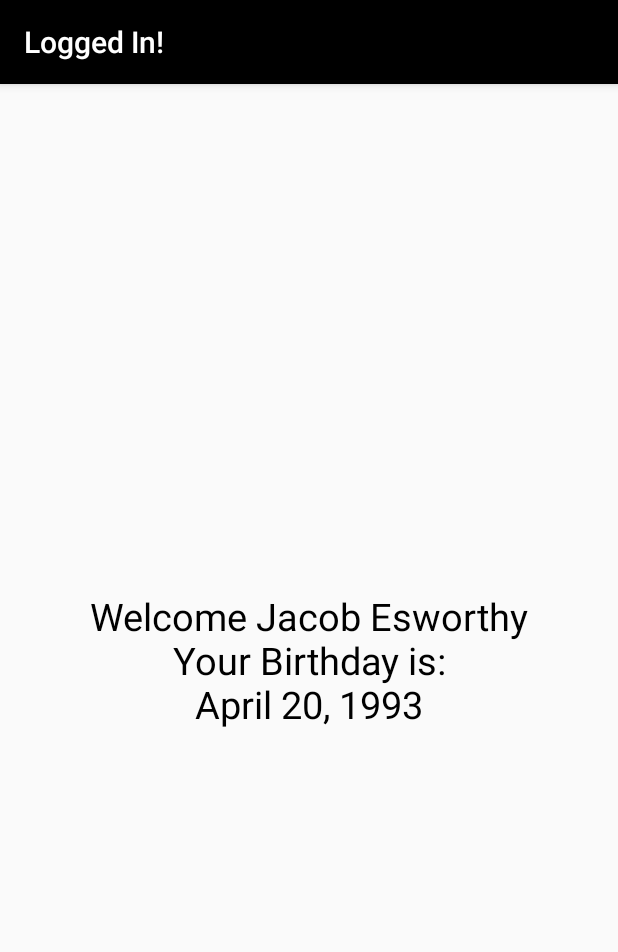
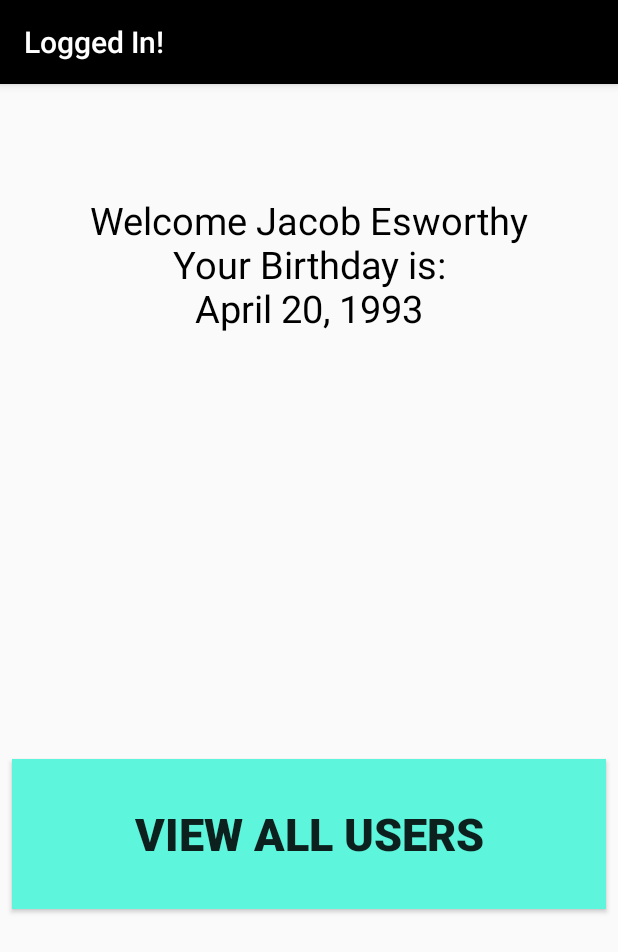
Before and after one commit to tud12552/AndroidUIandLogin-EsworthyJacob, an Android app: the screen it shows after launch (LoginSuccessActivity), after a tap on "LOGIN", on a phone screen of 412 x 824 dp. Shown: the top 952 px of the screen. Run offline under Robolectric (Android 15) with nearby library versions, the phone set to English and light mode, and no system bars.

Commit message:
Added the ViewAllUsers activity. Added the View All Users button to LoginSuccess.

```diff
--- a/app/src/main/java/com/example/jse58/androiduiandlogin_jacobesworthy/LoginSuccessActivity.java
+++ b/app/src/main/java/com/example/jse58/androiduiandlogin_jacobesworthy/LoginSuccessActivity.java
@@ -3,9 +3,13 @@ package com.example.jse58.androiduiandlogin_jacobesworthy;
 import android.content.Intent;
 import android.support.v7.app.AppCompatActivity;
 import android.os.Bundle;
+import android.view.View;
+import android.widget.Button;
 import android.widget.TextView;
 
 public class LoginSuccessActivity extends AppCompatActivity {
+
+    private Button mBtnViewAllUsers = null;
 
     private TextView mTxtViewWelcomeMessage = null;
 
@@ -21,6 +25,8 @@ public class LoginSuccessActivity extends AppCompatActivity {
 
         Intent data = getIntent();
 
+        mBtnViewAllUsers = (Button)findViewById(R.id.btnViewAllUsers);
+
         mTxtViewWelcomeMessage = (TextView)findViewById(R.id.txtViewLoginSuccess);
 
         mName = data.getStringExtra("NAME");
@@ -31,5 +37,14 @@ public class LoginSuccessActivity extends AppCompatActivity {
         strBuild.append("Welcome " + mName + " " + mSurName + "\n" + "Your Birthday is:\n" + mBday);
 
         mTxtViewWelcomeMessage.setText(strBuild);
+
+        mBtnViewAllUsers.setOnClickListener(new View.OnClickListener() {
+            @Override
+            public void onClick(View v) {
+                Intent showAllUsers = new Intent(LoginSuccessActivity.this,ViewAllUsers.class);
+
+                startActivity(showAllUsers);
+            }
+        });
     }
 }
--- a/app/src/main/java/com/example/jse58/androiduiandlogin_jacobesworthy/SignUpActivity.java
+++ b/app/src/main/java/com/example/jse58/androiduiandlogin_jacobesworthy/SignUpActivity.java
@@ -6,6 +6,7 @@ import android.os.Bundle;
 import android.view.View;
 import android.widget.Button;
 import android.widget.EditText;
+import android.widget.Toast;
 
 public class SignUpActivity extends AppCompatActivity {
 
@@ -37,8 +38,8 @@ public class SignUpActivity extends AppCompatActivity {
         mBtnConfirm.setOnClickListener(new View.OnClickListener() {
             @Override
             public void onClick(View v) {
+                Toast.makeText(getApplicationContext(),"You Have Been Added.",Toast.LENGTH_SHORT).show();
                 Intent goToHomeScreen = new Intent(SignUpActivity.this,LoginScreen.class);
-
                 startActivity(goToHomeScreen);
             }
         });
--- a/app/src/main/res/layout/activity_login_success.xml
+++ b/app/src/main/res/layout/activity_login_success.xml
@@ -9,17 +9,33 @@
     <TextView
         android:id="@+id/txtViewLoginSuccess"
         android:layout_width="0dp"
-        android:layout_height="0dp"
+        android:layout_height="224dp"
+        android:layout_marginStart="8dp"
+        android:layout_marginTop="8dp"
+        android:layout_marginEnd="8dp"
+        android:gravity="center_vertical"
+        android:textAlignment="center"
+        android:textColor="@color/Black"
+        android:textSize="25sp"
+        app:layout_constraintEnd_toEndOf="parent"
+        app:layout_constraintHorizontal_bias="0.0"
+        app:layout_constraintStart_toStartOf="parent"
+        app:layout_constraintTop_toTopOf="parent" />
+
+    <Button
+        android:id="@+id/btnViewAllUsers"
+        android:layout_width="0dp"
+        android:layout_height="100dp"
         android:layout_marginStart="8dp"
         android:layout_marginTop="8dp"
         android:layout_marginEnd="8dp"
         android:layout_marginBottom="8dp"
-        android:gravity="center_vertical"
-        android:textAlignment="center"
-        android:textSize="25sp"
-        android:textColor="@color/Black"
+        android:background="@color/ButtonBackground"
+        android:text="@string/btnViewAllUsers"
+        android:textStyle="bold"
+        android:textSize="30sp"
         app:layout_constraintBottom_toBottomOf="parent"
         app:layout_constraintEnd_toEndOf="parent"
         app:layout_constraintStart_toStartOf="parent"
-        app:layout_constraintTop_toTopOf="parent" />
+        app:layout_constraintTop_toBottomOf="@+id/txtViewLoginSuccess" />
 </android.support.constraint.ConstraintLayout>
--- a/app/src/main/res/values/colors.xml
+++ b/app/src/main/res/values/colors.xml
@@ -8,4 +8,5 @@
     <color name="White">#ffffff</color>
     <color name="Green">#099c24</color>
     <color name="Black">#000000</color>
+    <color name="ButtonBackground">#5df5dc</color>
 </resources>
--- a/app/src/main/res/values/strings.xml
+++ b/app/src/main/res/values/strings.xml
@@ -1,5 +1,6 @@
 <resources>
     <string name="app_name">AndroidUIandLogin-JacobEsworthy</string>
+    <string name="ViewAllUsersActivity">All Users</string>
     <string name="loginScreenStr">Login/Sign Up</string>
     <string name="loginImageViewDescriptStr">BeachView</string>
     <string name="LoginEmailAutoFillStr">Email or ID</string>
@@ -17,4 +18,5 @@
     <string name="EditPhoneNumStr">Type Your Phone Number Here</string>
     <string name="EditPasswordStr">Type Your Password Here</string>
     <string name="btnConfirm">Confirm</string>
+    <string name="btnViewAllUsers">View All Users</string>
 </resources>
```
Also changed, not shown: app/src/main/AndroidManifest.xml (+8 -6 lines), app/src/main/java/com/example/jse58/androiduiandlogin_jacobesworthy/ViewAllUsers.java (added, +13 -0 lines), app/src/main/res/layout/activity_view_all_users.xml (added, +9 -0 lines).
